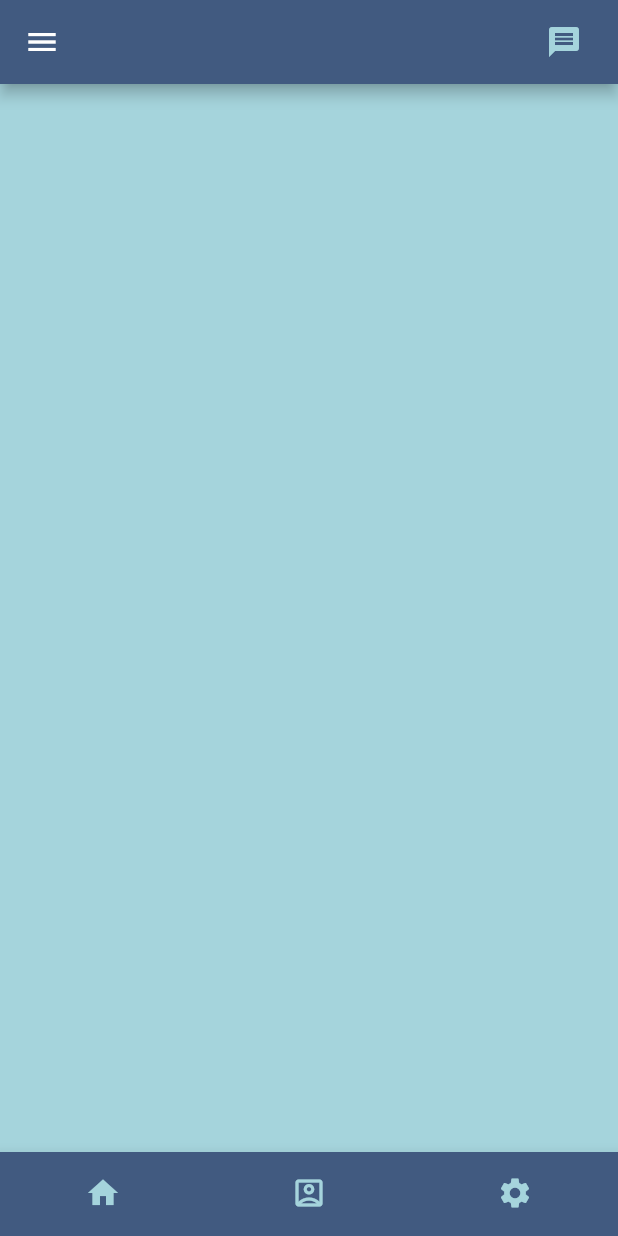
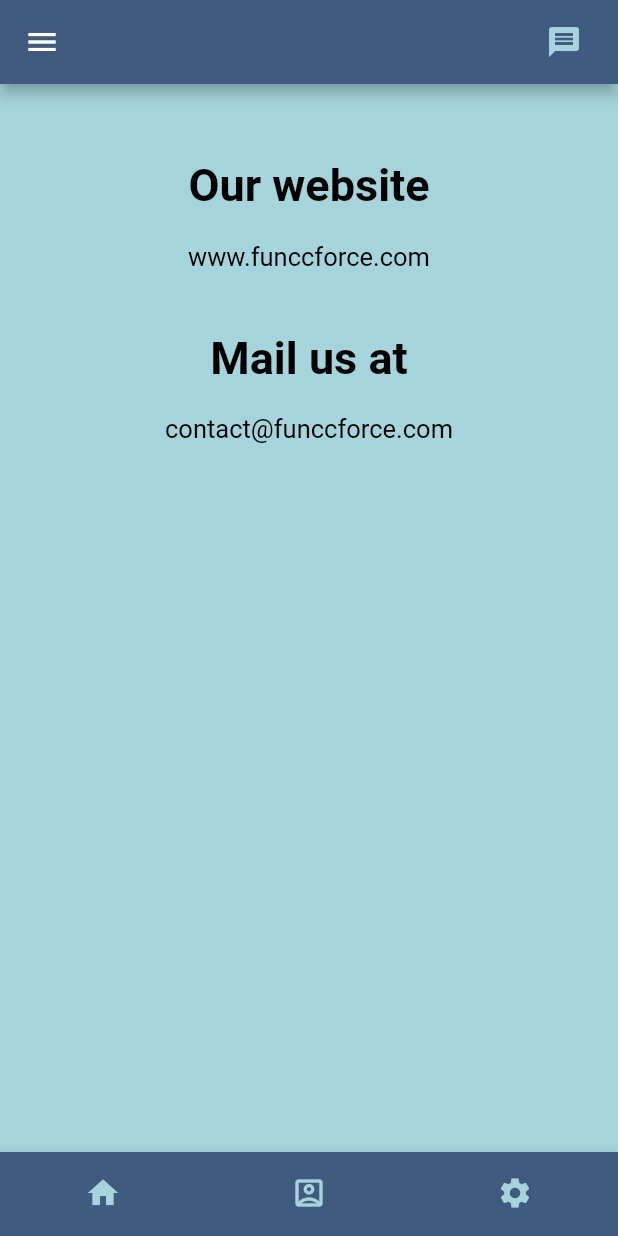
Before and after one commit to funccFORCE/App_UI, a Flutter app: the screen it shows once a user with an empty profile is signed in, item 3 of the bottom bar chosen, on a phone screen of 412 x 824 dp. Run offline on Flutter 3.47's test engine with Material 2 defaults, Android fonts, the phone set to English and light mode, and no system bars; our stand-ins replace animated_splash_screen, cloud_firestore, firebase_auth, firebase_core, flutter_spinkit, font_awesome_flutter; accounts and stored records are empty.

Commit message:
functionality completed

```diff
--- a/lib/auth.dart
+++ b/lib/auth.dart
@@ -19,7 +19,7 @@ class AuthService {
   }
 
   //anonymous
-  Future signInAnon() async {
+  /*Future signInAnon() async {
     try {
       UserCredential result = await _auth.signInAnonymously();
       User user = result.user;
@@ -28,7 +28,7 @@ class AuthService {
       print(e);
       return null;
     }
-  }
+  }*/
 
 
   //sign out
@@ -51,7 +51,7 @@ class AuthService {
       User user = result.user;
 
       //creating new database for the user
-      await DatabaseService(uid: user.uid).updateUserData('new force member', 'Degree', 123456789, 'College', 'Science');
+      await DatabaseService(uid: user.uid).updateUserData('new force member', 'B.tech', 'mob', 'College', 'Science');
 
       return _userFromFirebaseUser(user);
     } catch (e) {
--- a/lib/member.dart
+++ b/lib/member.dart
@@ -3,10 +3,10 @@ class Member {
 
   final String name;
   final String course;
-  final int mobile;
+  final String mob;
   final String college;
   final String department;
 
-  Member({this.name, this.course, this.mobile, this.college, this.department});
+  Member({this.name, this.course, this.mob, this.college, this.department});
 
 }
--- a/lib/member_tile.dart
+++ b/lib/member_tile.dart
@@ -24,7 +24,7 @@ class MemberTile extends StatelessWidget {
                 fontSize: 20.0,
                 fontWeight: FontWeight.bold
           )),
-          subtitle: Text('Works in ${member.department}',
+          subtitle: Text('Works in ${member.department} Department',
               style: TextStyle(
                 fontSize: 15.0,
                 fontWeight: FontWeight.w700,
--- a/lib/profile.dart
+++ b/lib/profile.dart
@@ -36,7 +36,7 @@ class Profile extends StatelessWidget {
               TextButton.icon(
                 icon: Icon(Icons.add, color: Color(0xffA5D4DC)),
                 label: Text(''),
-                onPressed: ()=> _showSettingsPanel(),
+                onPressed: () => _showSettingsPanel(),
               ),
             ],
           ),
--- a/lib/register.dart
+++ b/lib/register.dart
@@ -48,6 +48,7 @@ class _RegisterState extends State<Register> {
           padding: EdgeInsets.symmetric(vertical: 20.0, horizontal: 50.0),
           child: Form(
             key: _formKey,
+            child: Center(
               child: Column(
                 children: <Widget>[
 
@@ -104,6 +105,7 @@ class _RegisterState extends State<Register> {
                   )
                 ],
               ),
+            ),
           )
       ),
     );
--- a/lib/settings.dart
+++ b/lib/settings.dart
@@ -17,10 +17,69 @@ class SettingsPage extends StatelessWidget {
           ),
         ],
       ),
-    drawer: MyDrawer(
-    onTap: () {
+      drawer: MyDrawer(
+      onTap: () {
+      },
+      ),
+      body: Container(
+              padding: EdgeInsets.all(30.0),
+          child: Center(
+            child: Column(
+              children: <Widget>[
 
-    },
-    ));
+               SizedBox(height: 20.0),
+
+                Text(
+                  'Our website',
+                  textAlign: TextAlign.center,
+                  style: TextStyle(
+                    fontSize: 30.0,
+                    fontWeight: FontWeight.w600,
+                    color: Colors.black,
+                  ),
+                ),
+
+                SizedBox(height: 20.0),
+
+                Text(
+                  'www.funccforce.com',
+                  textAlign: TextAlign.center,
+                  style: TextStyle(
+                    fontSize: 17.0,
+                    fontWeight: FontWeight.w400,
+                    color: Colors.black,
+                  ),
+                ),
+
+                SizedBox(height: 40.0),
+
+                Text(
+                  'Mail us at',
+                  textAlign: TextAlign.center,
+                  style: TextStyle(
+                    fontSize: 30.0,
+                    fontWeight: FontWeight.w600,
+                    color: Colors.black,
+                  ),
+                ),
+
+                SizedBox(height: 20.0),
+
+                Text(
+                  'contact@funccforce.com',
+                  textAlign: TextAlign.center,
+                  style: TextStyle(
+                    fontSize: 17.0,
+                    fontWeight: FontWeight.w400,
+                    color: Colors.black,
+                  ),
+                ),
+
+            ],
+            ),
+            ),
+            ),
+
+             );
   }
 }
--- a/lib/sign_in.dart
+++ b/lib/sign_in.dart
@@ -49,6 +49,7 @@ class _SignInState extends State<SignIn> {
         padding: EdgeInsets.symmetric(vertical: 20.0, horizontal: 50.0),
         child: Form(
           key: _formKey,
+          child: Center(
             child: Column(
               children: <Widget>[
 
@@ -106,6 +107,7 @@ class _SignInState extends State<SignIn> {
                 )
               ],
             ),
+          ),
         )
       ),
     );
--- a/lib/user.dart
+++ b/lib/user.dart
@@ -13,10 +13,10 @@ class UserData {
   final String uid;
   final String name;
   final String course;
-  final int mobile;
+  final String mob;
   final String college;
   final String department;
 
-  UserData({this.uid, this.name, this.course, this.mobile, this.college, this.department});
+  UserData({this.uid, this.name, this.course, this.mob, this.college, this.department});
 
 }
```
Also changed, not shown: lib/about.dart (+29 -2 lines), lib/database.dart (+4 -4 lines), lib/user_settings.dart (+14 -14 lines). Lines whose indentation alone changed are shown as unchanged.
